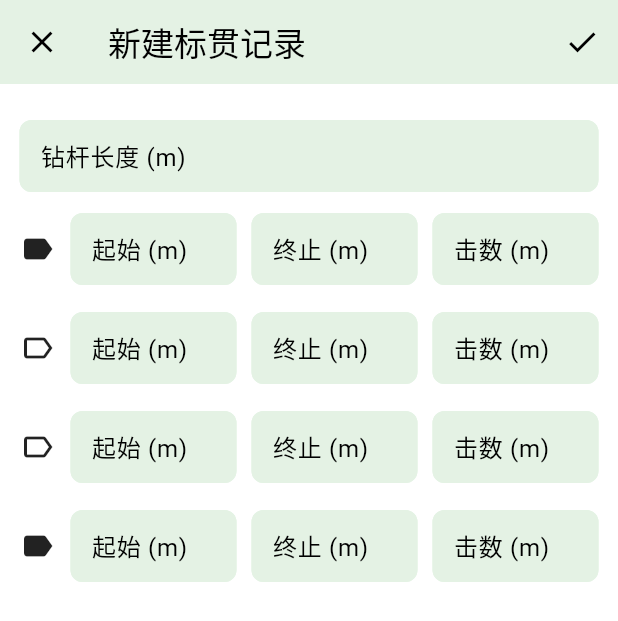
After one commit to RiverTwilight/DrillMate, a Flutter app: the NewMarkRecordPage screen opened directly, on a phone screen of 412 x 824 dp. The commit adds this screen. Shown: the top 621 px of the screen. Run offline on Flutter 3.47's test engine with Material 2 defaults, Android fonts, the phone set to English and light mode, and no system bars; drawn by our look-alikes of dynamic_color; our stand-ins replace audioplayers, camera, file_picker, flutter_local_notifications, flutter_markdown, flutter_riverpod and 17 more; missing offline and left inert: dart:ffi, flutter_inappwebview, in_app_purchase_storekit, share_handler, timeline_list; accounts and stored records are empty; generated files the repository leaves out were written again.

Commit message:
feat: new mark page

```diff
--- /dev/null
+++ b/lib/pages/form/new_mark_record_page.dart
@@ -0,0 +1,156 @@
+import 'package:flutter/material.dart';
+import 'package:share_handler/share_handler.dart';
+import 'package:hgeology_app/constants.dart';
+import 'package:hgeology_app/pages/home_page.dart';
+import 'package:flutter_riverpod/flutter_riverpod.dart';
+import 'package:hgeology_app/pages/store/store_page.dart';
+import 'package:hgeology_app/provider/data_provider.dart';
+import 'package:hgeology_app/gen/strings.g.dart';
+import 'package:http/http.dart' as http;
+
+/// 标贯记录
+class NewMarkRecordPage extends ConsumerStatefulWidget {
+  final SharedMedia? sharePayload;
+  const NewMarkRecordPage({Key? key, this.sharePayload}) : super(key: key);
+
+  @override
+  ConsumerState<NewMarkRecordPage> createState() => _NewMarkRecordPageState();
+}
+
+class _NewMarkRecordPageState extends ConsumerState<NewMarkRecordPage> {
+  bool _isProcessing = false;
+  String? _errorText;
+  final GlobalKey<FormState> _formKey = GlobalKey<FormState>();
+
+  @override
+  void initState() {
+    super.initState();
+  }
+
+  Widget _buildNumberTextField(String label) {
+    return TextFormField(
+      decoration: InputDecoration(labelText: label),
+      keyboardType: TextInputType.number,
+      // Add validation and saving logic
+    );
+  }
+
+  Widget _buildOptionField(String label) {
+    // Assuming dropdown or similar widget
+    return DropdownButtonFormField<String>(
+      decoration: InputDecoration(labelText: label),
+      items: [], // Add items here
+      onChanged: (String? newValue) {
+        // Handle change
+      },
+    );
+  }
+
+  Widget _buildStringTextField(String label) {
+    return TextFormField(
+      decoration: InputDecoration(labelText: label),
+      // Add validation and saving logic
+    );
+  }
+
+  @override
+  Widget build(BuildContext context) {
+    return DefaultTabController(
+      length: 2,
+      child: Scaffold(
+        resizeToAvoidBottomInset: true,
+        appBar: AppBar(
+          leading: IconButton(
+            icon: const Icon(Icons.close),
+            onPressed: () {
+              Navigator.of(context).pop();
+            },
+          ),
+          title: Text("新建标贯记录"),
+          elevation: 0.0,
+          backgroundColor: Theme.of(context).colorScheme.secondaryContainer,
+          actions: [
+            IconButton(
+                onPressed: () {
+                  if (_formKey.currentState!.validate()) {
+                    _formKey.currentState!.save();
+                    // Handle form submission
+                  }
+                },
+                icon: const Icon(Icons.check))
+          ],
+        ),
+        body: Padding(
+          padding: const EdgeInsets.symmetric(horizontal: 13.0, vertical: 6),
+          child: Form(
+            key: _formKey,
+            child: ListView(
+              children: [
+                const SizedBox(
+                  height: 18,
+                ),
+                _buildStringTextField('钻杆长度 (m)'),
+                const SizedBox(
+                  height: 14,
+                ),
+                Row(
+                  children: <Widget>[
+                    const Icon(Icons.label),
+                    const SizedBox(width: 10),
+                    Expanded(child: _buildNumberTextField('起始 (m)')),
+                    const SizedBox(width: 10),
+                    Expanded(child: _buildNumberTextField('终止 (m)')),
+                    const SizedBox(width: 10),
+                    Expanded(child: _buildNumberTextField('击数 (m)')),
+                  ],
+                ),
+                const SizedBox(
+                  height: 18,
+                ),
+                Row(
+                  children: <Widget>[
+                    const Icon(Icons.label_outline),
+                    const SizedBox(width: 10),
+                    Expanded(child: _buildNumberTextField('起始 (m)')),
+                    const SizedBox(width: 10),
+                    Expanded(child: _buildNumberTextField('终止 (m)')),
+                    const SizedBox(width: 10),
+                    Expanded(child: _buildNumberTextField('击数 (m)')),
+                  ],
+                ),
+                const SizedBox(
+                  height: 18,
+                ),
+                Row(
+                  children: <Widget>[
+                    const Icon(Icons.label_outline),
+                    const SizedBox(width: 10),
+                    Expanded(child: _buildNumberTextField('起始 (m)')),
+                    const SizedBox(width: 10),
+                    Expanded(child: _buildNumberTextField('终止 (m)')),
+                    const SizedBox(width: 10),
+                    Expanded(child: _buildNumberTextField('击数 (m)')),
+                  ],
+                ),
+                const SizedBox(
+                  height: 18,
+                ),
+                Row(
+                  children: <Widget>[
+                    const Icon(Icons.label),
+                    const SizedBox(width: 10),
+                    Expanded(child: _buildNumberTextField('起始 (m)')),
+                    const SizedBox(width: 10),
+                    Expanded(child: _buildNumberTextField('终止 (m)')),
+                    const SizedBox(width: 10),
+                    Expanded(child: _buildNumberTextField('击数 (m)')),
+                  ],
+                ),
+              ],
+            ),
+          ),
+        ),
+      ),
+    );
+  }
+}
--- a/lib/pages/project_detail_page.dart
+++ b/lib/pages/project_detail_page.dart
@@ -2,6 +2,7 @@ import 'dart:async';
 
 import 'package:flutter/material.dart';
 import 'package:hgeology_app/models/project.dart';
+import 'package:hgeology_app/pages/form/new_mark_record_page.dart';
 import 'package:hgeology_app/pages/new_back_ruler_page.dart';
 import 'package:hgeology_app/pages/new_live_shot_page.dart';
 import 'package:hgeology_app/pages/new_rock_record_page.dart';
@@ -161,6 +162,14 @@ class _ProjectDetailPageState extends ConsumerState<ProjectDetailPage> {
                             ),
                           );
                           break;
+                        case "Mark":
+                          Navigator.push(
+                            context,
+                            MaterialPageRoute(
+                              builder: (context) => const NewMarkRecordPage(),
+                            ),
+                          );
+                          break;
                       }
                     },
                     itemBuilder: (BuildContext context) =>
@@ -191,7 +200,7 @@ class _ProjectDetailPageState extends ConsumerState<ProjectDetailPage> {
                         ),
                       ),
                       PopupMenuItem<String>(
-                        value: 'Share',
+                        value: 'Mark',
                         padding: const EdgeInsets.all(0),
                         child: ListTile(
                           title: Text("标贯记录"),
```
